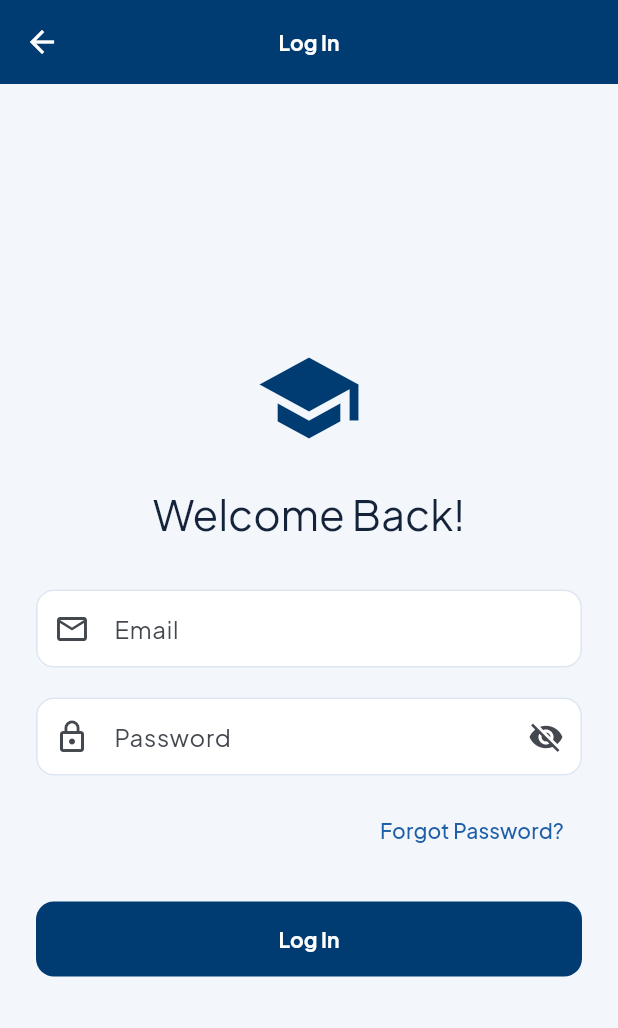
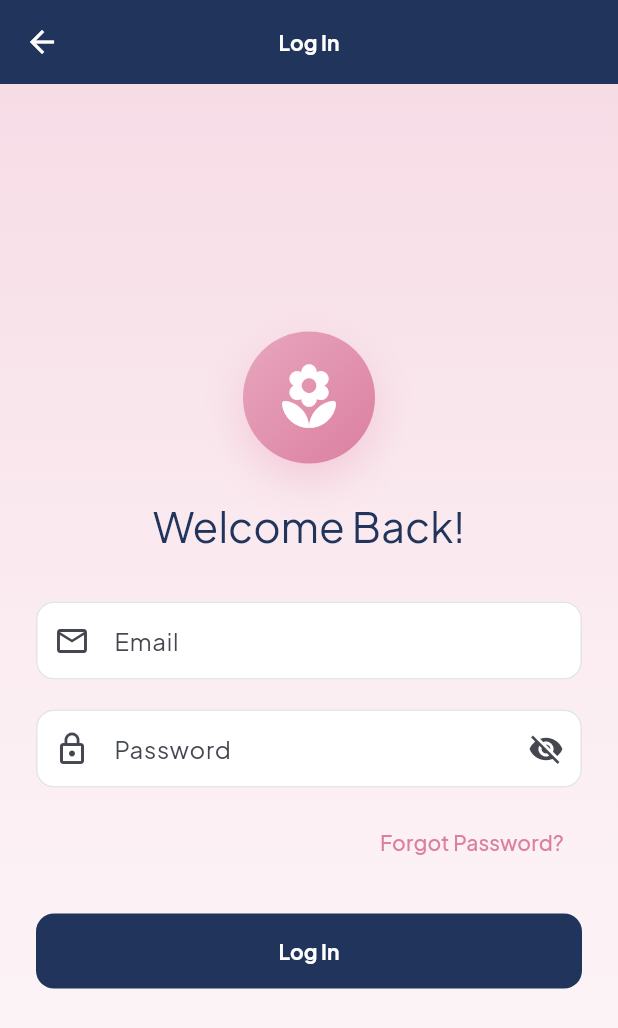
Before and after one commit to ikranurtoksoz/CS310, a Flutter app: the screen it shows after launch, after a tap on "Log In", on a phone screen of 412 x 824 dp. Shown: the top 1028 px of the screen. Run offline on Flutter 3.47's test engine with Material 3 defaults, Android fonts, the phone set to English and light mode, and no system bars; our stand-ins replace google_fonts.

Commit message:
style(app): apply Sakura & Navy palette to all screens, redesign splash and welcome

```diff
--- a/survivor_app/lib/main.dart
+++ b/survivor_app/lib/main.dart
@@ -7,7 +7,7 @@ import 'screens/welcome_screen.dart';
 import 'screens/login_screen.dart';
 import 'screens/signup_screen.dart';
 import 'screens/forgot_password_screen.dart';
-import 'screens/home_screen.dart';
+import 'screens/main_shell.dart';
 
 void main() {
   runApp(const SurvivorApp());
@@ -45,7 +45,7 @@ class SurvivorApp extends StatelessWidget {
             const ForgotPasswordScreen(),
 
         '/home': (context) =>
-            const HomeScreen(),
+            const MainShell(),
       },
     );
   }
--- a/survivor_app/lib/main_transport_test.dart
+++ b/survivor_app/lib/main_transport_test.dart
@@ -1,4 +1,6 @@
 import 'package:flutter/material.dart';
+
+import 'theme/app_theme.dart';
 import 'screens/transport_screen.dart';
 
 void main() => runApp(const TransportTestApp());
@@ -10,7 +12,7 @@ class TransportTestApp extends StatelessWidget {
   Widget build(BuildContext context) => MaterialApp(
     title: 'SUrvivor - Transport Test',
     debugShowCheckedModeBanner: false,
-    theme: ThemeData(colorScheme: ColorScheme.fromSeed(seedColor: Colors.deepPurple), useMaterial3: true),
+    theme: ThemeData(colorScheme: ColorScheme.fromSeed(seedColor: AppTheme.primaryColor), useMaterial3: true),
     home: const TransportScreen(),
   );
 }
--- a/survivor_app/lib/screens/login_screen.dart
+++ b/survivor_app/lib/screens/login_screen.dart
@@ -1,5 +1,7 @@
 
 import 'package:flutter/material.dart';
+
+import '../theme/app_theme.dart';
 
 class LoginScreen extends StatefulWidget {
   const LoginScreen({super.key});
@@ -36,10 +38,12 @@ class _LoginScreenState extends State<LoginScreen> {
   @override
   Widget build(BuildContext context) {
     return Scaffold(
+      backgroundColor: Colors.transparent,
       appBar: AppBar(
         title: const Text('Log In'),
       ),
-      body: SafeArea(
+      body: GradientBackground(
+        child: SafeArea(
         child: Center(
           child: SingleChildScrollView(
             padding: const EdgeInsets.all(24),
@@ -51,11 +55,7 @@ class _LoginScreenState extends State<LoginScreen> {
                   crossAxisAlignment:
                       CrossAxisAlignment.stretch,
                   children: [
-                    const Icon(
-                      Icons.school,
-                      size: 72,
-                      color: Color(0xFF003B71),
-                    ),
+                    const Center(child: BrandMark(size: 88)),
                     const SizedBox(height: 24),
 
                     Text(
@@ -149,6 +149,7 @@ class _LoginScreenState extends State<LoginScreen> {
           ),
         ),
       ),
+      ),
     );
   }
 }
--- a/survivor_app/lib/screens/splash_screen.dart
+++ b/survivor_app/lib/screens/splash_screen.dart
@@ -1,5 +1,6 @@
+import 'package:flutter/material.dart';
 
-import 'package:flutter/material.dart';
+import '../theme/app_theme.dart';
 import 'welcome_screen.dart';
 
 class SplashScreen extends StatefulWidget {
@@ -18,40 +19,49 @@ class _SplashScreenState extends State<SplashScreen> {
 
   Future<void> _openWelcome() async {
     await Future.delayed(const Duration(seconds: 2));
-
     if (!mounted) return;
-
     Navigator.pushReplacement(
       context,
-      MaterialPageRoute(
-        builder: (context) => const WelcomeScreen(),
-      ),
+      MaterialPageRoute(builder: (context) => const WelcomeScreen()),
     );
   }
 
   @override
   Widget build(BuildContext context) {
-    return const Scaffold(
-      body: Center(
+    final text = Theme.of(context).textTheme;
+    return Scaffold(
+      body: Container(
+        decoration: const BoxDecoration(gradient: AppTheme.headerGradient),
+        child: Center(
           child: Column(
             mainAxisSize: MainAxisSize.min,
             children: [
-            Icon(
-              Icons.school,
-              size: 80,
-              color: Color(0xFF003B71),
-            ),
-            SizedBox(height: 20),
+              const BrandMark(size: 110),
+              const SizedBox(height: 28),
               Text(
                 'SUrvivor',
-              style: TextStyle(
-                fontSize: 36,
-                fontWeight: FontWeight.bold,
+                style: text.displaySmall?.copyWith(
+                  color: Colors.white,
+                  fontWeight: FontWeight.w800,
+                  letterSpacing: -0.5,
                 ),
               ),
-            SizedBox(height: 10),
-            Text('Your Campus Companion'),
+              const SizedBox(height: 8),
+              Text(
+                'Your Campus Companion',
+                style: text.titleMedium?.copyWith(color: AppTheme.highlight),
+              ),
+              const SizedBox(height: 40),
+              const SizedBox(
+                width: 28,
+                height: 28,
+                child: CircularProgressIndicator(
+                  strokeWidth: 2.5,
+                  color: AppTheme.accent,
+                ),
+              ),
             ],
+          ),
         ),
       ),
     );
--- a/survivor_app/lib/screens/welcome_screen.dart
+++ b/survivor_app/lib/screens/welcome_screen.dart
@@ -1,5 +1,6 @@
+import 'package:flutter/material.dart';
 
-import 'package:flutter/material.dart';
+import '../theme/app_theme.dart';
 import 'login_screen.dart';
 import 'signup_screen.dart';
 
@@ -8,66 +9,68 @@ class WelcomeScreen extends StatelessWidget {
 
   @override
   Widget build(BuildContext context) {
+    final text = Theme.of(context).textTheme;
     return Scaffold(
-      body: SafeArea(
+      body: Container(
+        decoration: const BoxDecoration(gradient: AppTheme.sakuraGradient),
+        child: SafeArea(
           child: Center(
-          child: Padding(
+            child: SingleChildScrollView(
               padding: const EdgeInsets.all(24),
+              child: ConstrainedBox(
+                constraints: const BoxConstraints(maxWidth: 420),
                 child: Column(
                   mainAxisAlignment: MainAxisAlignment.center,
+                  crossAxisAlignment: CrossAxisAlignment.stretch,
                   children: [
-                const Icon(
-                  Icons.school,
-                  size: 90,
-                  color: Color(0xFF003B71),
+                    const SizedBox(height: 24),
+                    const Center(child: BrandMark(size: 120)),
+                    const SizedBox(height: 32),
+                    Text(
+                      'Welcome to SUrvivor',
+                      style: text.headlineMedium?.copyWith(
+                        fontWeight: FontWeight.w800,
+                        color: AppTheme.primaryColor,
                       ),
-
-                const SizedBox(height: 24),
-
-                Text(
-                  'Welcome to SUrvivor!',
-                  style: Theme.of(context)
-                      .textTheme
-                      .headlineMedium,
                       textAlign: TextAlign.center,
                     ),
-
-                const SizedBox(height: 12),
-
-                const Text(
-                  'Everything you need for campus life.',
+                    const SizedBox(height: 10),
+                    Text(
+                      'Shuttle times and campus menus,\nall in one place.',
+                      style: text.bodyLarge
+                          ?.copyWith(color: AppTheme.textSecondary),
                       textAlign: TextAlign.center,
                     ),
-
-                const SizedBox(height: 40),
-
-                // LOG IN BUTTON
+                    const SizedBox(height: 36),
+                    Wrap(
+                      alignment: WrapAlignment.center,
+                      spacing: 8,
+                      runSpacing: 8,
+                      children: const [
+                        _FeatureChip(Icons.directions_bus_rounded, 'Shuttle'),
+                        _FeatureChip(Icons.restaurant_rounded, 'Menus'),
+                        _FeatureChip(Icons.favorite_rounded, 'Favourites'),
+                      ],
+                    ),
+                    const SizedBox(height: 36),
                     ElevatedButton(
-                  onPressed: () {
-                    Navigator.push(
+                      onPressed: () => Navigator.push(
                         context,
                         MaterialPageRoute(
-                        builder: (context) =>
-                            const LoginScreen(),
+                            builder: (context) => const LoginScreen()),
                       ),
-                    );
-                  },
                       child: const Text('Log In'),
                     ),
-
-                const SizedBox(height: 16),
-
-                // SIGN UP BUTTON
+                    const SizedBox(height: 12),
                     OutlinedButton(
-                  onPressed: () {
-                    Navigator.push(
+                      style: OutlinedButton.styleFrom(
+                        backgroundColor: Colors.white.withValues(alpha: 0.7),
+                      ),
+                      onPressed: () => Navigator.push(
                         context,
                         MaterialPageRoute(
-                        builder: (context) =>
-                            const SignUpScreen(),
+                            builder: (context) => const SignUpScreen()),
                       ),
-                    );
-                  },
                       child: const Text('Sign Up'),
                     ),
                   ],
@@ -75,6 +78,36 @@ class WelcomeScreen extends StatelessWidget {
               ),
             ),
           ),
+        ),
+      ),
     );
   }
 }
+
+class _FeatureChip extends StatelessWidget {
+  const _FeatureChip(this.icon, this.label);
+  final IconData icon;
+  final String label;
+
+  @override
+  Widget build(BuildContext context) {
+    return Container(
+      padding: const EdgeInsets.symmetric(horizontal: 14, vertical: 8),
+      decoration: BoxDecoration(
+        color: Colors.white.withValues(alpha: 0.85),
+        borderRadius: BorderRadius.circular(999),
+        border: Border.all(color: AppTheme.accent),
+      ),
+      child: Row(
+        mainAxisSize: MainAxisSize.min,
+        children: [
+          Icon(icon, size: 16, color: AppTheme.accentStrong),
+          const SizedBox(width: 6),
+          Text(label,
+              style: const TextStyle(
+                  color: AppTheme.primaryColor, fontWeight: FontWeight.w600)),
+        ],
+      ),
+    );
+  }
+}
--- a/survivor_app/lib/theme/app_theme.dart
+++ b/survivor_app/lib/theme/app_theme.dart
@@ -1,38 +1,49 @@
 import 'package:flutter/material.dart';
 import 'package:google_fonts/google_fonts.dart';
 
-/// Sabancı University blue palette, Plus Jakarta Sans typography,
+/// SUrvivor palette (Sabancı Navy + Sakura Pink), Plus Jakarta Sans,
 /// soft gradient backgrounds. Shared by every screen.
 class AppTheme {
   // Core palette (Sabancı blue tones)
-  static const Color primaryColor = Color(0xFF003B71); // SU navy
-  static const Color primaryLight = Color(0xFF1F5FA8);
-  static const Color accent = Color(0xFF4FA3E0); // sky
-  static const Color backgroundColor = Color(0xFFF3F7FC);
+  static const Color primaryColor = Color(0xFF20345C); // Sabancı Navy
+  static const Color primaryLight = Color(0xFF3B5486);
+  static const Color accent = Color(0xFFE8A6BD); // Sakura Pink
+  static const Color accentStrong = Color(0xFFDB7FA0); // deeper sakura for text/icons
+  static const Color backgroundColor = Color(0xFFFDF7FA); // Soft Ivory
   static const Color surface = Colors.white;
-  static const Color textPrimary = Color(0xFF14233A);
-  static const Color textSecondary = Color(0xFF64748B);
-  static const Color divider = Color(0xFFDCE6F2);
+  static const Color textPrimary = Color(0xFF20345C);
+  static const Color textSecondary = Color(0xFF7D8298); // Muted Slate
+  static const Color divider = Color(0xFFE2E4EA); // Cool Gray tint
 
   // Semantic colours
   static const Color success = Color(0xFF2E8B57);
   static const Color warning = Color(0xFFE09E3C);
-  static const Color danger = Color(0xFFC9485B);
-  static const Color highlight = Color(0xFFE3EEF9);
+  static const Color danger = Color(0xFFC94A6A);
+  static const Color coolGray = Color(0xFFA9ADBA);
+  static const Color highlight = Color(0xFFF7DCE6); // Petal Blush
 
   /// Subtle page gradient (top → bottom).
   static const LinearGradient pageGradient = LinearGradient(
     begin: Alignment.topCenter,
     end: Alignment.bottomCenter,
-    colors: [Color(0xFFEAF2FB), Color(0xFFF8FBFE), Colors.white],
-    stops: [0.0, 0.45, 1.0],
+    colors: [Color(0xFFF7DCE6), Color(0xFFFBEDF2), Color(0xFFFDF7FA)],
+    stops: [0.0, 0.5, 1.0],
   );
 
   /// Header gradient for app bars and hero cards.
   static const LinearGradient headerGradient = LinearGradient(
     begin: Alignment.topLeft,
     end: Alignment.bottomRight,
-    colors: [Color(0xFF002B55), Color(0xFF003B71), Color(0xFF1F5FA8)],
+    colors: [Color(0xFF20345C), Color(0xFF3B5486), Color(0xFFE8A6BD)],
+    stops: [0.0, 0.55, 1.0],
+  );
+
+  /// Sakura hero gradient (welcome / splash).
+  static const LinearGradient sakuraGradient = LinearGradient(
+    begin: Alignment.topCenter,
+    end: Alignment.bottomCenter,
+    colors: [Color(0xFFE8A6BD), Color(0xFFF7DCE6), Color(0xFFFDF7FA)],
+    stops: [0.0, 0.55, 1.0],
   );
 
   static ThemeData get lightTheme {
@@ -66,8 +77,8 @@ class AppTheme {
 
       tabBarTheme: const TabBarThemeData(
         labelColor: Colors.white,
-        unselectedLabelColor: Color(0xFFB7CDE6),
-        indicatorColor: Color(0xFF4FA3E0),
+        unselectedLabelColor: Color(0xFFA9ADBA),
+        indicatorColor: Color(0xFFE8A6BD),
         dividerColor: Colors.transparent,
       ),
 
@@ -84,8 +95,9 @@ class AppTheme {
 
       chipTheme: ChipThemeData(
         backgroundColor: surface,
-        selectedColor: highlight,
+        selectedColor: accent,
         side: const BorderSide(color: divider),
+        checkmarkColor: primaryColor,
         labelStyle: textTheme.labelLarge?.copyWith(color: textPrimary),
         shape:
             RoundedRectangleBorder(borderRadius: BorderRadius.circular(999)),
@@ -104,7 +116,7 @@ class AppTheme {
         ),
         focusedBorder: OutlineInputBorder(
           borderRadius: BorderRadius.circular(12),
-          borderSide: const BorderSide(color: primaryLight, width: 1.6),
+          borderSide: const BorderSide(color: accentStrong, width: 1.8),
         ),
         contentPadding: const EdgeInsets.symmetric(
           horizontal: 16,
@@ -129,7 +141,7 @@ class AppTheme {
         style: OutlinedButton.styleFrom(
           foregroundColor: primaryColor,
           minimumSize: const Size(double.infinity, 50),
-          side: const BorderSide(color: primaryColor),
+          side: const BorderSide(color: accentStrong, width: 1.6),
           textStyle: textTheme.labelLarge?.copyWith(fontWeight: FontWeight.w600),
           shape: RoundedRectangleBorder(
             borderRadius: BorderRadius.circular(12),
@@ -138,17 +150,17 @@ class AppTheme {
       ),
 
       textButtonTheme: TextButtonThemeData(
-        style: TextButton.styleFrom(foregroundColor: primaryLight),
+        style: TextButton.styleFrom(foregroundColor: accentStrong),
       ),
 
       navigationBarTheme: NavigationBarThemeData(
         backgroundColor: surface,
-        indicatorColor: highlight,
+        indicatorColor: accent,
         surfaceTintColor: Colors.transparent,
         iconTheme: WidgetStateProperty.resolveWith((s) => IconThemeData(
             color: s.contains(WidgetState.selected)
                 ? primaryColor
-                : textSecondary)),
+                : coolGray)),
         labelTextStyle: WidgetStateProperty.resolveWith((s) =>
             (textTheme.labelSmall ?? const TextStyle()).copyWith(
               fontWeight: s.contains(WidgetState.selected)
@@ -182,3 +194,34 @@ class GradientBackground extends StatelessWidget {
     );
   }
 }
+
+/// Round sakura brand mark used on splash / welcome / auth screens.
+class BrandMark extends StatelessWidget {
+  const BrandMark({super.key, this.size = 96});
+  final double size;
+
+  @override
+  Widget build(BuildContext context) {
+    return Container(
+      width: size,
+      height: size,
+      decoration: BoxDecoration(
+        shape: BoxShape.circle,
+        gradient: const LinearGradient(
+          begin: Alignment.topLeft,
+          end: Alignment.bottomRight,
+          colors: [Color(0xFFE8A6BD), Color(0xFFDB7FA0)],
+        ),
+        boxShadow: [
+          BoxShadow(
+            color: const Color(0xFFE8A6BD).withValues(alpha: 0.45),
+            blurRadius: 24,
+            offset: const Offset(0, 10),
+          ),
+        ],
+      ),
+      child: Icon(Icons.local_florist_rounded,
+          size: size * 0.55, color: Colors.white),
+    );
+  }
+}
```
Also changed, not shown: survivor_app/lib/screens/forgot_password_screen.dart (+8 -3 lines), survivor_app/lib/screens/home_screen.dart (+4 -5 lines), survivor_app/lib/screens/main_shell.dart (added, +60 -0 lines), survivor_app/lib/screens/menus_screen.dart (+4 -4 lines), survivor_app/lib/screens/route_detail_screen.dart (+8 -5 lines), survivor_app/lib/screens/signup_screen.dart (+7 -2 lines), survivor_app/lib/screens/transport_screen.dart (+11 -8 lines), survivor_app/lib/widgets/meal_card.dart (+6 -6 lines). Lines whose indentation alone changed are shown as unchanged.
